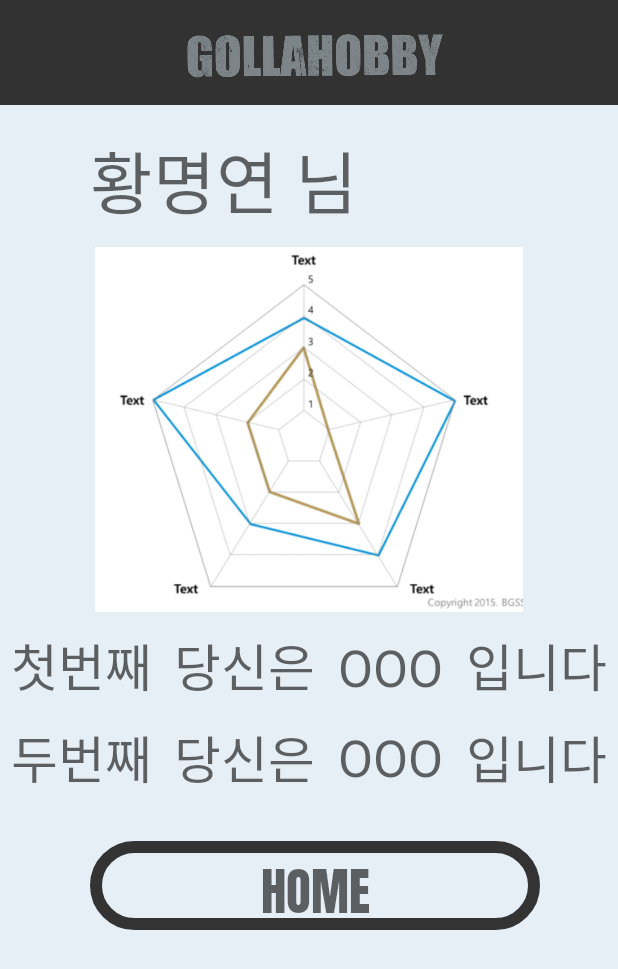
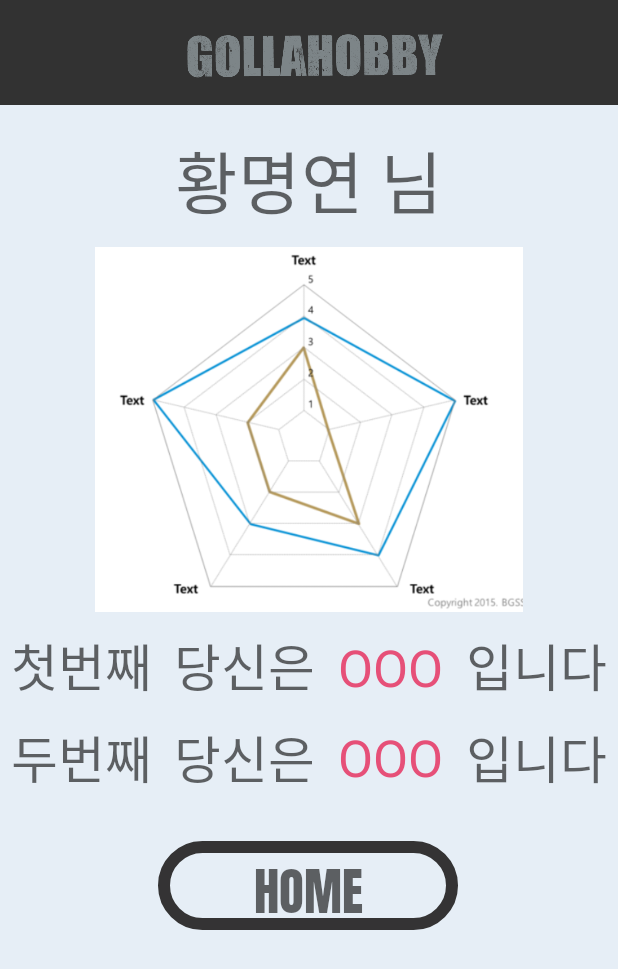
Before and after one commit to auddus16/GollaHobby, an Android app: the ResultActivity screen opened directly, with no data from a screen before it, on a phone screen of 412 x 824 dp. Shown: the top 969 px of the screen. Run offline under Robolectric (Android 15) with nearby library versions, the phone set to English and light mode, and no system bars.

Commit message:
명연레이아웃수정

```diff
--- a/GollaHobby/app/src/main/java/com/example/myapplication/ResultActivity.java
+++ b/GollaHobby/app/src/main/java/com/example/myapplication/ResultActivity.java
@@ -1,15 +1,45 @@
 package com.example.myapplication;
 
 // 명연
+import android.content.Intent;
 import android.os.Bundle;
+import android.view.View;
+import android.widget.Button;
+import android.widget.TextView;
 
 import androidx.appcompat.app.AppCompatActivity;
 
 public class ResultActivity extends AppCompatActivity {
 
+    TextView tvName;
+    TextView tvFirst;
+    TextView tvFirstResult;
+    TextView tvYou1;
+    TextView tvEnd1;
+
+    TextView tvSecond;
+    TextView tvSecondResult;
+    TextView tvYou2;
+    TextView tvEnd2;
+
+    Button btnNext;
+
     @Override
     public void onCreate(Bundle savedInstanceState) {
         super.onCreate(savedInstanceState);
         setContentView(R.layout.activity_result);
+
+        tvName=findViewById(R.id.tvName);
+        tvFirstResult=findViewById(R.id.tvFirstReult);
+        tvSecondResult=findViewById(R.id.tvSecondResult);
+        btnNext=findViewById(R.id.btnNext);
+
+        btnNext.setOnClickListener(new View.OnClickListener() {
+            @Override
+            public void onClick(View v) {
+                Intent intent = new Intent(getApplicationContext(), SelectActivity.class);
+                startActivity(intent);
+            }
+        });
     }
 }
--- a/GollaHobby/app/src/main/res/layout/activity_explain.xml
+++ b/GollaHobby/app/src/main/res/layout/activity_explain.xml
@@ -20,13 +20,13 @@
 
     <Button
         android:id="@+id/btnNext"
-        android:layout_width="300dp"
+        android:layout_width="200dp"
         android:layout_height="wrap_content"
-        android:layout_marginLeft="60dp"
-        android:layout_marginTop="300dp"
+        android:layout_marginStart="105dp"
+        android:layout_marginTop="180dp"
         android:background="@drawable/nextbtn"
         android:fontFamily="@font/anton"
-        android:text="NEXT"
+        android:text="@string/NEXT"
         android:textAppearance="@style/TextAppearance.AppCompat.Display1"
         android:theme="@style/nextbtn"></Button>
 </LinearLayout>
--- a/GollaHobby/app/src/main/res/layout/activity_result.xml
+++ b/GollaHobby/app/src/main/res/layout/activity_result.xml
@@ -22,11 +22,11 @@
 
         <TextView
             android:id="@+id/tvName"
-            android:layout_width="match_parent"
+            android:layout_width="wrap_content"
             android:layout_height="wrap_content"
-            android:layout_marginStart="40dp"
             android:layout_marginTop="5dp"
             android:fontFamily="@font/anton"
+            android:gravity="center"
             android:text="@string/황명연"
             android:textAppearance="@style/TextAppearance.AppCompat.Display2" />
 
@@ -68,7 +68,8 @@
                 android:layout_weight="1"
                 android:gravity="center"
                 android:text="@string/OOO"
-                android:textAppearance="@style/TextAppearance.AppCompat.Display1" />
+                android:textAppearance="@style/TextAppearance.AppCompat.Display1"
+                android:textColor="#E65078" />
 
             <TextView
                 android:id="@+id/tvEnd1"
@@ -112,7 +113,8 @@
                 android:layout_weight="1"
                 android:gravity="center"
                 android:text="@string/OOO"
-                android:textAppearance="@style/TextAppearance.AppCompat.Display1" />
+                android:textAppearance="@style/TextAppearance.AppCompat.Display1"
+                android:textColor="#E65078" />
 
             <TextView
                 android:id="@+id/tvEnd2"
@@ -129,14 +131,14 @@
 
     <Button
         android:id="@+id/btnNext"
-        android:layout_width="300dp"
+        android:layout_width="200dp"
         android:layout_height="wrap_content"
-        android:layout_marginLeft="60dp"
+        android:layout_marginStart="105dp"
         android:layout_marginTop="30dp"
         android:background="@drawable/nextbtn"
         android:fontFamily="@font/anton"
         android:gravity="center"
-        android:text="HOME"
+        android:text="@string/HOME"
         android:textAppearance="@style/TextAppearance.AppCompat.Display1"
         android:theme="@style/nextbtn"></Button>
 
--- a/GollaHobby/app/src/main/res/values/strings.xml
+++ b/GollaHobby/app/src/main/res/values/strings.xml
@@ -6,4 +6,6 @@
     <string name="입니다">입니다</string>
     <string name="당신은">당신은</string>
     <string name="OOO">OOO</string>
+    <string name="HOME">HOME</string>
+    <string name="NEXT">NEXT</string>
 </resources>
```
